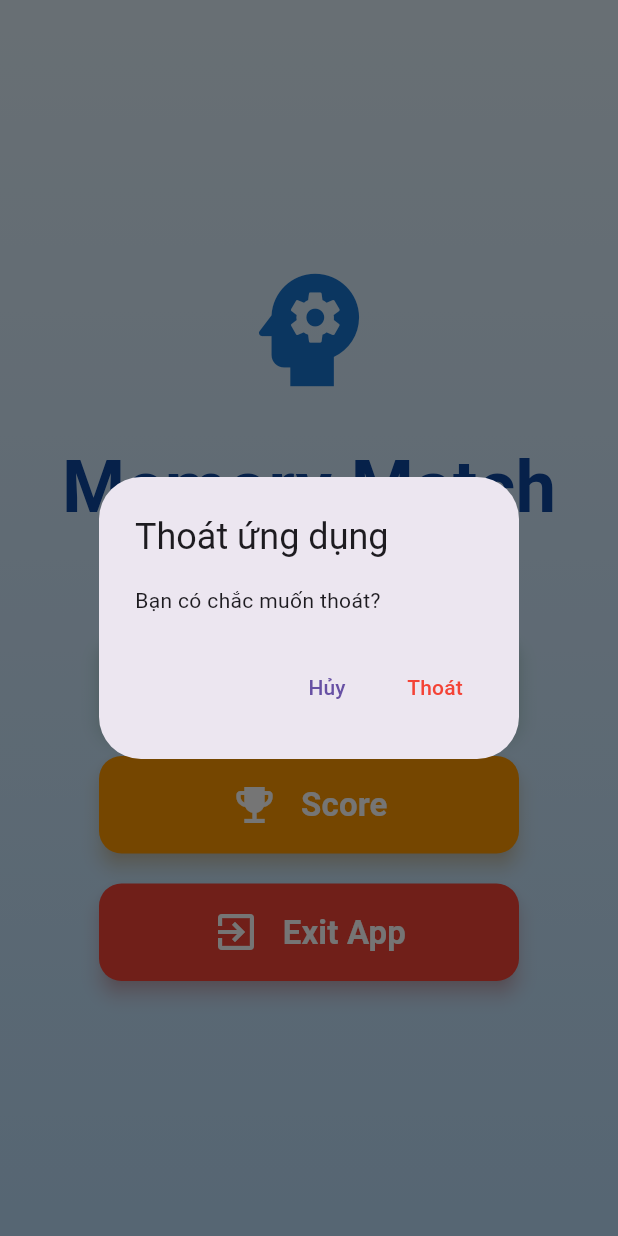
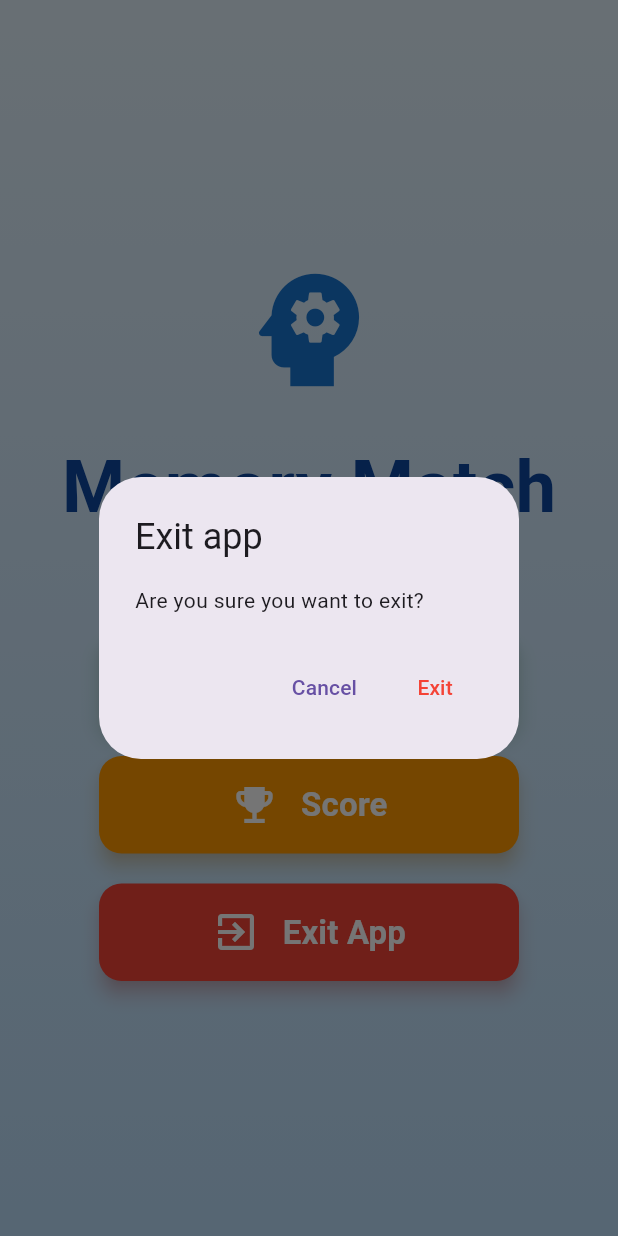
Before and after one commit to NguyenKhanhAn-Sora/moni-game-flutter, a Flutter app: the screen it shows after launch, after a tap on "Exit App", on a phone screen of 412 x 824 dp. Run offline on Flutter 3.47's test engine with Material 3 defaults, Android fonts, the phone set to English and light mode, and no system bars; our stand-ins replace shared_preferences.

```diff
--- a/lib/screens/game_screen.dart
+++ b/lib/screens/game_screen.dart
@@ -130,11 +130,9 @@ class _GameScreenState extends State<GameScreen> {
   }
 
   Future<void> _showWinDialog() async {
-    // Lưu kỷ lục
     final mode = '${gridColumns}x$gridRows';
     await _scoreService.saveScore(mode, moves);
 
-    // Kiểm tra xem có phải kỷ lục mới không
     final bestScore = await _scoreService.getBestScore(mode);
     final isNewRecord = bestScore?.moves == moves;
 
@@ -146,7 +144,7 @@ class _GameScreenState extends State<GameScreen> {
       builder: (_) => AlertDialog(
         title: Row(
           children: [
-            const Text('Bạn chiến thắng! '),
+            const Text('You Win! '),
             const Text('🎉'),
             if (isNewRecord) ...[
               const SizedBox(width: 5),
@@ -158,7 +156,7 @@ class _GameScreenState extends State<GameScreen> {
           mainAxisSize: MainAxisSize.min,
           crossAxisAlignment: CrossAxisAlignment.start,
           children: [
-            Text('Bạn hoàn thành trong $moves lượt.'),
+            Text('You completed in $moves moves.'),
             const SizedBox(height: 10),
             if (isNewRecord)
               Container(
@@ -174,7 +172,7 @@ class _GameScreenState extends State<GameScreen> {
                     Icon(Icons.star, color: Colors.amber.shade700, size: 20),
                     const SizedBox(width: 5),
                     const Text(
-                      'Kỷ lục mới!',
+                      'New Record!',
                       style: TextStyle(
                         fontWeight: FontWeight.bold,
                         color: Colors.orange,
@@ -184,23 +182,23 @@ class _GameScreenState extends State<GameScreen> {
                 ),
               ),
             const SizedBox(height: 10),
-            const Text('Chơi lại?', style: TextStyle(fontSize: 14)),
+            const Text('Play again?', style: TextStyle(fontSize: 14)),
           ],
         ),
         actions: [
           TextButton(
             onPressed: () {
               Navigator.pop(context);
-              Navigator.pop(context); // Quay về Home
+              Navigator.pop(context);
             },
-            child: const Text('Về Home'),
+            child: const Text('Home'),
           ),
           TextButton(
             onPressed: () {
               Navigator.pop(context);
               _startNewGame();
             },
-            child: const Text('Chơi lại'),
+            child: const Text('Play Again'),
           ),
         ],
       ),
@@ -234,15 +232,15 @@ class _GameScreenState extends State<GameScreen> {
     final double spacing = 8;
     return Scaffold(
       appBar: AppBar(
-        title: const Text('Memory Match - Lật thẻ'),
+        title: const Text('Memory Match - Flip Cards'),
         actions: [
           IconButton(
-            tooltip: 'Đổi kích thước lưới',
+            tooltip: 'Change Grid Size',
             icon: const Icon(Icons.grid_on),
             onPressed: () => _showGridSizeDialog(),
           ),
           IconButton(
-            tooltip: 'Chơi lại',
+            tooltip: 'Restart',
             icon: const Icon(Icons.refresh),
             onPressed: _startNewGame,
           ),
@@ -308,7 +306,7 @@ class _GameScreenState extends State<GameScreen> {
           builder: (context, setDialogState) {
             String tempMode = '${gridColumns}x$gridRows';
             return AlertDialog(
-              title: const Text('Chọn kích thước lưới'),
+              title: const Text('Choose Grid Size'),
               content: Column(
                 mainAxisSize: MainAxisSize.min,
                 children: [
@@ -375,7 +373,7 @@ class _GameScreenState extends State<GameScreen> {
                   onPressed: () {
                     Navigator.pop(context);
                   },
-                  child: const Text('Hủy'),
+                  child: const Text('Cancel'),
                 ),
               ],
             );
--- a/lib/screens/home_screen.dart
+++ b/lib/screens/home_screen.dart
@@ -123,18 +123,18 @@ class HomeScreen extends StatelessWidget {
     showDialog(
       context: context,
       builder: (context) => AlertDialog(
-        title: const Text('Thoát ứng dụng'),
-        content: const Text('Bạn có chắc muốn thoát?'),
+        title: const Text('Exit app'),
+        content: const Text('Are you sure you want to exit?'),
         actions: [
           TextButton(
             onPressed: () => Navigator.pop(context),
-            child: const Text('Hủy'),
+            child: const Text('Cancel'),
           ),
           TextButton(
             onPressed: () {
               SystemNavigator.pop();
             },
-            child: const Text('Thoát', style: TextStyle(color: Colors.red)),
+            child: const Text('Exit', style: TextStyle(color: Colors.red)),
           ),
         ],
       ),
--- a/lib/screens/score_screen.dart
+++ b/lib/screens/score_screen.dart
@@ -221,8 +221,6 @@ class _ScoreScreenState extends State<ScoreScreen> {
             ),
             title: Row(
               children: [
-                const Icon(Icons.touch_app, size: 18, color: Colors.blue),
-                const SizedBox(width: 5),
                 Text(
                   '${score.moves} moves',
                   style: TextStyle(
```
Also changed, not shown: lib/services/score_service.dart (+0 -11 lines), pubspec.yaml (+2 -5 lines).
